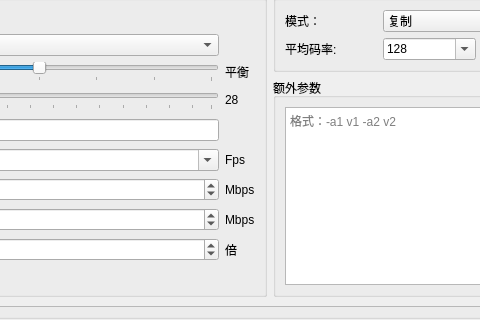
Old version of the form vca/main_window.ui in the repository autodotua/Video-Compression-Assistant; both pictures show x 390 to 870 and y 352 to 672 of the 1122 by 983 pixel window.
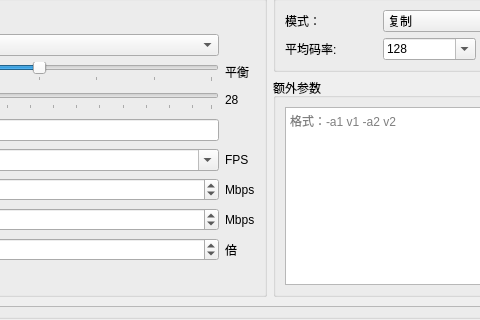
New version of the form.

Diff of the .ui file:
```diff
--- a/vca/main_window.ui
+++ b/vca/main_window.ui
@@ -733,7 +733,7 @@
                   <item row="4" column="3">
                    <widget class="QLabel" name="label_7">
                     <property name="text">
-                     <string>Fps</string>
+                     <string>FPS</string>
                     </property>
                    </widget>
                   </item>
```
Left out of the diff: 16 changed lines with no effect on the pictures.
